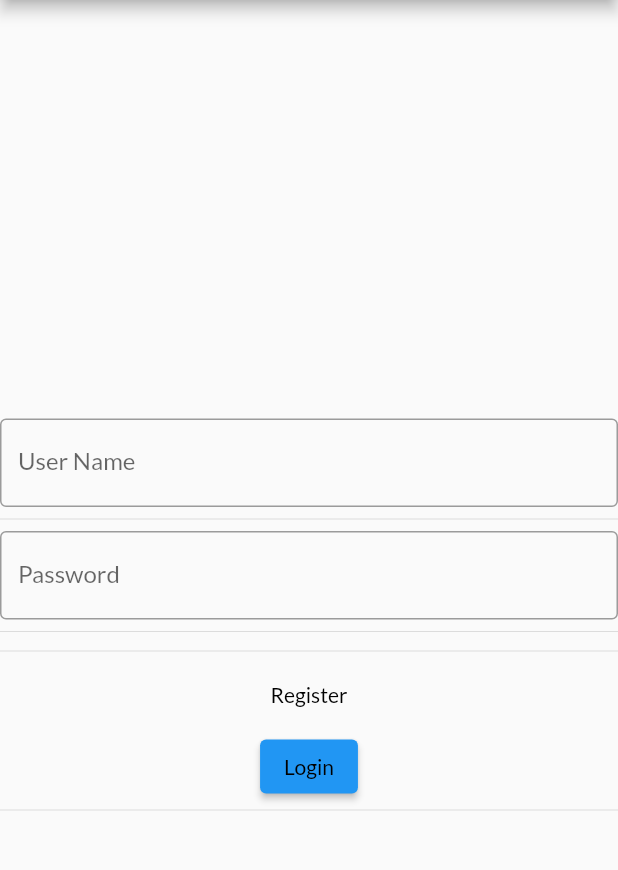
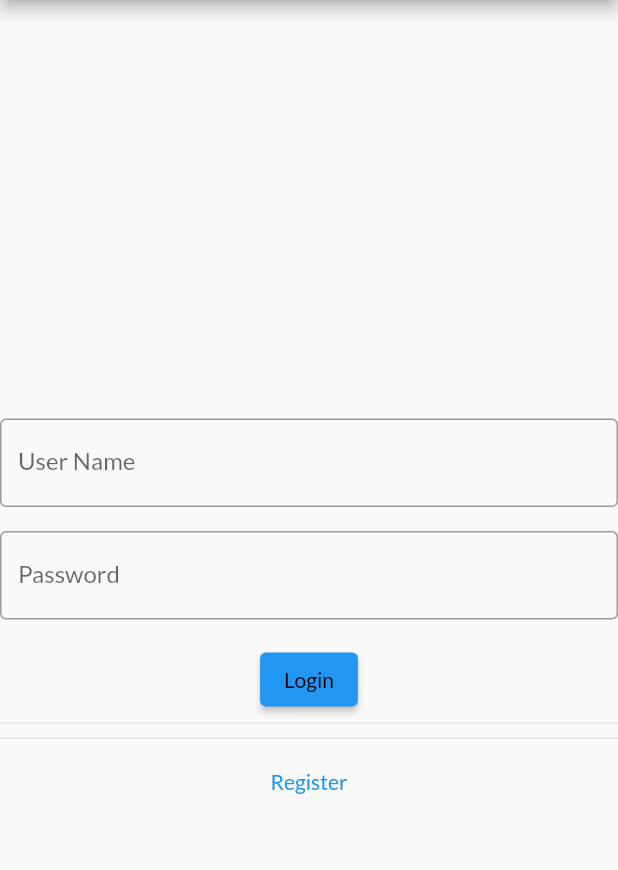
Before and after one commit to RoyAvidar/Flutter_Nestjs, a Flutter app: the screen it shows after launch, on a phone screen of 412 x 824 dp, the part 84-954 px from its top. Run offline on Flutter 3.47's test engine with Material 2 defaults, Android fonts, the phone set to English and light mode, and no system bars; our stand-ins replace graphql_flutter, shared_preferences.

```diff
--- a/lib/main.dart
+++ b/lib/main.dart
@@ -1,4 +1,5 @@
 import 'package:flutter/material.dart';
+import 'package:flutter_main/providers/auth.dart';
 import 'package:flutter_main/screens/auth_screen.dart';
 import 'package:provider/provider.dart';
 
@@ -17,6 +18,9 @@ class MyApp extends StatelessWidget {
     return MultiProvider(
         providers: [
           ChangeNotifierProvider(
+            create: (ctx) => AuthProvider(),
+          ),
+          ChangeNotifierProvider(
             create: (ctx) => ProductsProvider(),
           ),
           ChangeNotifierProvider(
@@ -26,7 +30,8 @@ class MyApp extends StatelessWidget {
             create: (ctx) => OrdersProvider(),
           ),
         ],
-      child: MaterialApp(
+        child: Consumer<AuthProvider>(
+          builder: (ctx, authData, child) => MaterialApp(
             title: 'Lunchies',
             theme: ThemeData(
               primarySwatch: Colors.blue,
@@ -36,6 +41,6 @@ class MyApp extends StatelessWidget {
             home: AuthScreen(),
             routes: Routes().routers,
           ),
-    );
+        ));
   }
 }
--- a/lib/screens/auth_screen.dart
+++ b/lib/screens/auth_screen.dart
@@ -2,6 +2,7 @@ import 'package:flutter/material.dart';
 import 'package:flutter_main/config/gql_client.dart';
 import 'package:flutter_main/screens/overview_screen.dart';
 import 'package:graphql_flutter/graphql_flutter.dart';
+import 'package:shared_preferences/shared_preferences.dart';
 
 const loginGraphQl = """
 
@@ -67,8 +68,10 @@ class _AuthScreenState extends State<AuthScreen> {
     if (result.hasException) {
       print(result.exception);
     } else {
-      // add a provider that takes this token.
+      // add the token to the Shared Preferences so we can use it globaly.
+      final prefs = await SharedPreferences.getInstance();
       final token = result.data!['login'];
+      prefs.setString('token', token);
       Navigator.of(context).pushNamed(OverviewScreen.routeName);
     }
   }
@@ -126,7 +129,7 @@ class _AuthScreenState extends State<AuthScreen> {
                 ),
                 controller: userNameController,
               ),
-              Divider(
+              SizedBox(
                 height: 16,
               ),
               TextField(
@@ -137,7 +140,7 @@ class _AuthScreenState extends State<AuthScreen> {
                 ),
                 controller: userPassController,
               ),
-              Divider(
+              SizedBox(
                 height: 16,
               ),
               if (_authMode == AuthMode.Signup)
@@ -151,7 +154,7 @@ class _AuthScreenState extends State<AuthScreen> {
                       ),
                       controller: validatePassController,
                     ),
-                    Divider(
+                    SizedBox(
                       height: 16,
                     ),
                     TextField(
@@ -162,21 +165,13 @@ class _AuthScreenState extends State<AuthScreen> {
                       ),
                       controller: userPhoneController,
                     ),
-                    Divider(
+                    SizedBox(
                       height: 16,
                     ),
                   ],
                 )
               else
                 Container(),
-              Divider(
-                height: 10,
-              ),
-              TextButton(
-                onPressed: _switchAuthMode,
-                child: const Text('Register'),
-                style: TextButton.styleFrom(primary: Colors.black),
-              ),
               if (_authMode == AuthMode.Login)
                 ElevatedButton(
                   onPressed: login,
@@ -197,7 +192,17 @@ class _AuthScreenState extends State<AuthScreen> {
                     onPrimary: Colors.black,
                   ),
                   child: Text('Sign Up'),
-                )
+                ),
+              Divider(
+                height: 10,
+              ),
+              TextButton(
+                onPressed: _switchAuthMode,
+                child: const Text('Register'),
+                style: TextButton.styleFrom(
+                  primary: Theme.of(context).primaryColor,
+                ),
+              ),
             ],
           ),
         ),
```
Also changed, not shown: lib/providers/auth.dart (+15 -23 lines). Lines whose indentation alone changed are shown as unchanged.
